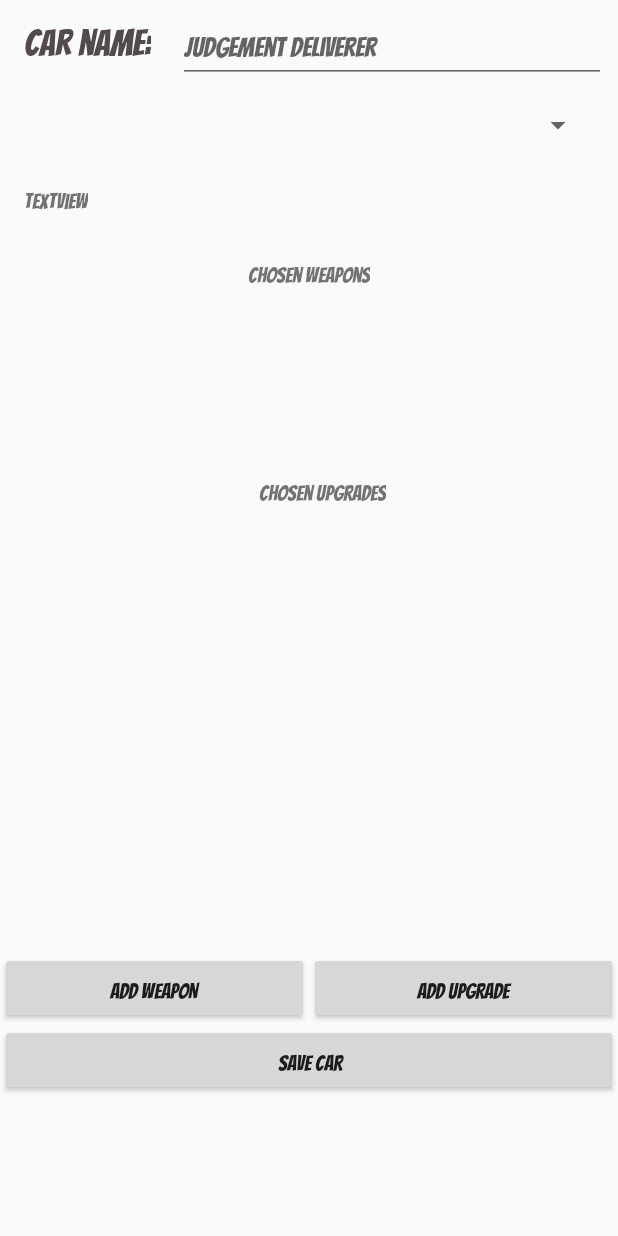
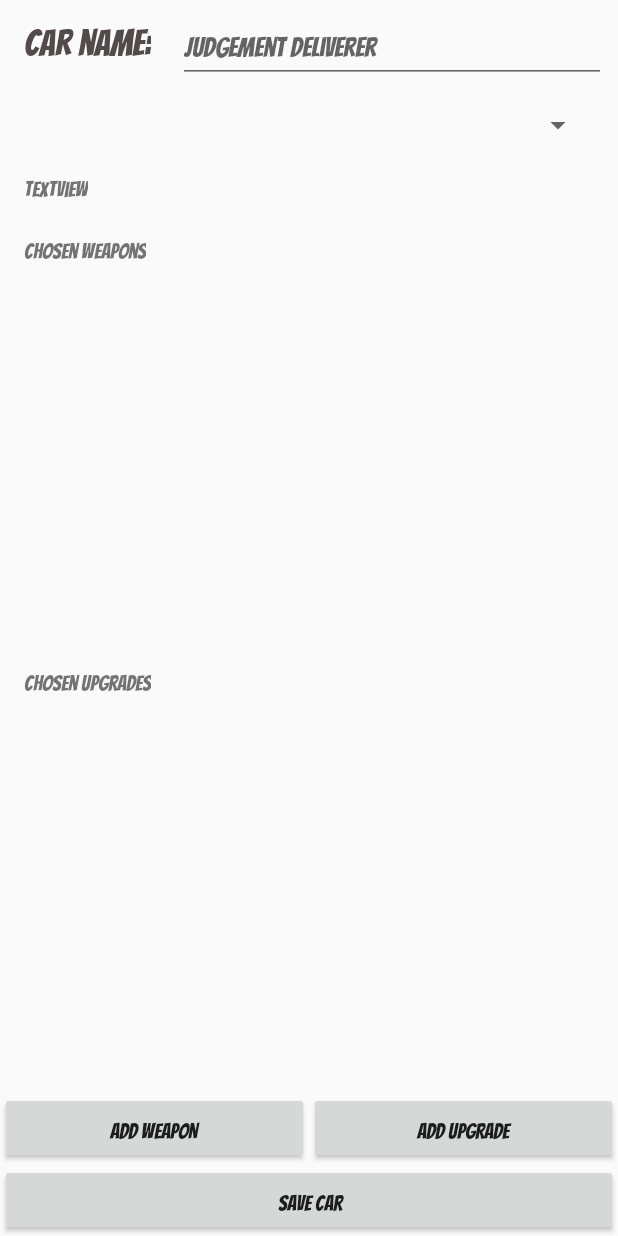
Before and after one commit to BartlomiejF/GaslandsBuilder, an Android app: the layout car_creator.xml on its own in the app's theme, with its tools: preview values and no code run, on a phone screen of 412 x 824 dp. Run offline under Robolectric (Android 15) with nearby library versions, the phone set to English and light mode, and no system bars; network calls fail.

Commit message:
UI changes; new functionality - view saved car

```diff
--- /dev/null
+++ b/app/src/main/res/drawable/view_vehicle_weapons_border.xml
@@ -0,0 +1,6 @@
+<?xml version="1.0" encoding="UTF-8"?>
+<shape xmlns:android="http://schemas.android.com/apk/res/android">
+    <solid android:color="#00FFFFFF"/>
+    <stroke android:width="3dip" android:color="#000000" />
+    <padding android:left="0dip" android:top="0dip" android:right="0dip" android:bottom="0dip" />
+</shape>
--- a/app/src/main/res/layout/car_creator.xml
+++ b/app/src/main/res/layout/car_creator.xml
@@ -16,54 +16,63 @@
         app:layout_constraintEnd_toEndOf="parent"
         app:layout_constraintStart_toEndOf="@+id/addWeaponButton" />
 
-    <androidx.recyclerview.widget.RecyclerView
-        android:id="@+id/chosenUpgradesList"
+    <androidx.constraintlayout.widget.ConstraintLayout
+        android:id="@+id/chosenUpgradesConstraintLayout"
         android:layout_width="0dp"
-        android:layout_height="100dp"
-        android:layout_marginStart="16dp"
-        android:layout_marginLeft="16dp"
-        android:layout_marginTop="4dp"
-        android:layout_marginEnd="16dp"
-        android:layout_marginRight="16dp"
-        app:layout_constraintEnd_toEndOf="parent"
-        app:layout_constraintStart_toStartOf="parent"
-        app:layout_constraintTop_toBottomOf="@+id/textView4" />
+        android:layout_height="0dp"
+        app:layout_constraintBottom_toTopOf="@+id/addWeaponButton"
+        app:layout_constraintEnd_toEndOf="@+id/chosenWeaponsConstraintLayout"
+        app:layout_constraintHorizontal_bias="0.0"
+        app:layout_constraintStart_toStartOf="@+id/chosenWeaponsConstraintLayout"
+        app:layout_constraintTop_toBottomOf="@+id/chosenWeaponsConstraintLayout">
 
         <TextView
             android:id="@+id/textView4"
             android:layout_width="wrap_content"
             android:layout_height="wrap_content"
-        android:layout_marginTop="16dp"
             android:fontFamily="@font/bangers"
             android:text="Chosen Upgrades"
+            app:layout_constraintStart_toStartOf="parent"
+            app:layout_constraintTop_toTopOf="parent" />
+
+        <androidx.recyclerview.widget.RecyclerView
+            android:id="@+id/chosenUpgradesList"
+            android:layout_width="0dp"
+            android:layout_height="0dp"
+            app:layout_constraintBottom_toBottomOf="parent"
             app:layout_constraintEnd_toEndOf="parent"
-        app:layout_constraintHorizontal_bias="0.503"
-        app:layout_constraintStart_toStartOf="@+id/chosenWeaponsList"
-        app:layout_constraintTop_toBottomOf="@+id/chosenWeaponsList" />
+            app:layout_constraintStart_toStartOf="parent"
+            app:layout_constraintTop_toBottomOf="@+id/textView4" />
+    </androidx.constraintlayout.widget.ConstraintLayout>
+
+    <androidx.constraintlayout.widget.ConstraintLayout
+        android:id="@+id/chosenWeaponsConstraintLayout"
+        android:layout_width="0dp"
+        android:layout_height="0dp"
+        android:layout_marginTop="16dp"
+        app:layout_constraintEnd_toEndOf="@+id/sumCost"
+        app:layout_constraintStart_toStartOf="@+id/sumSlots"
+        app:layout_constraintTop_toBottomOf="@+id/sumCost"
+        app:layout_constraintBottom_toTopOf="@+id/chosenUpgradesConstraintLayout">
 
         <TextView
             android:id="@+id/textView3"
             android:layout_width="wrap_content"
             android:layout_height="wrap_content"
-        android:layout_marginTop="24dp"
             android:fontFamily="@font/bangers"
             android:text="Chosen Weapons"
-        app:layout_constraintEnd_toEndOf="parent"
             app:layout_constraintStart_toStartOf="parent"
-        app:layout_constraintTop_toBottomOf="@+id/sumCost" />
+            app:layout_constraintTop_toTopOf="parent" />
 
         <androidx.recyclerview.widget.RecyclerView
             android:id="@+id/chosenWeaponsList"
             android:layout_width="0dp"
-        android:layout_height="100dp"
-        android:layout_marginStart="16dp"
-        android:layout_marginLeft="16dp"
-        android:layout_marginTop="4dp"
-        android:layout_marginEnd="16dp"
-        android:layout_marginRight="16dp"
+            android:layout_height="0dp"
+            app:layout_constraintBottom_toBottomOf="parent"
             app:layout_constraintEnd_toEndOf="parent"
             app:layout_constraintStart_toStartOf="parent"
             app:layout_constraintTop_toBottomOf="@+id/textView3" />
+    </androidx.constraintlayout.widget.ConstraintLayout>
 
     <TextView
         android:id="@+id/carNameText"
@@ -106,7 +115,7 @@
         android:id="@+id/sumCost"
         android:layout_width="wrap_content"
         android:layout_height="wrap_content"
-        android:layout_marginTop="24dp"
+        android:layout_marginTop="16dp"
         android:layout_marginEnd="16dp"
         android:layout_marginRight="16dp"
         android:ems="10"
@@ -147,9 +156,7 @@
         android:text="Save Car"
         app:layout_constraintBottom_toBottomOf="parent"
         app:layout_constraintEnd_toEndOf="parent"
-        app:layout_constraintStart_toStartOf="parent"
-        app:layout_constraintTop_toBottomOf="@+id/chosenUpgradesList"
-        app:layout_constraintVertical_bias="0.719" />
+        app:layout_constraintStart_toStartOf="parent" />
 
     <TextView
         android:id="@+id/sumSlots"
--- a/app/src/main/res/layout/car_spinner_row.xml
+++ b/app/src/main/res/layout/car_spinner_row.xml
@@ -11,8 +11,6 @@
         android:id="@+id/carType"
         android:layout_width="wrap_content"
         android:layout_height="wrap_content"
-        android:layout_marginStart="16dp"
-        android:layout_marginLeft="16dp"
         android:fontFamily="@font/bangers"
         android:text="TextView"
         app:layout_constraintStart_toStartOf="parent"
```
Also changed, not shown: app/src/main/AndroidManifest.xml (+5 -2 lines), app/src/main/java/com/bartek/gaslandsbuilder/CarCreator.kt (+8 -5 lines), app/src/main/java/com/bartek/gaslandsbuilder/MainActivity.kt (+36 -26 lines), app/src/main/java/com/bartek/gaslandsbuilder/ViewCar.kt (added, +68 -0 lines), app/src/main/java/com/bartek/gaslandsbuilder/data/SavedCarsRoomDB.kt (+29 -1 lines), app/src/main/res/layout/activity_view_car.xml (added, +85 -0 lines), app/src/main/res/layout/chosen_upgrades_row.xml (+5 -4 lines), app/src/main/res/layout/chosen_weapons_row.xml (+5 -6 lines), app/src/main/res/drawable/view_vehicle_background.png (added). Lines whose indentation alone changed are shown as unchanged.
